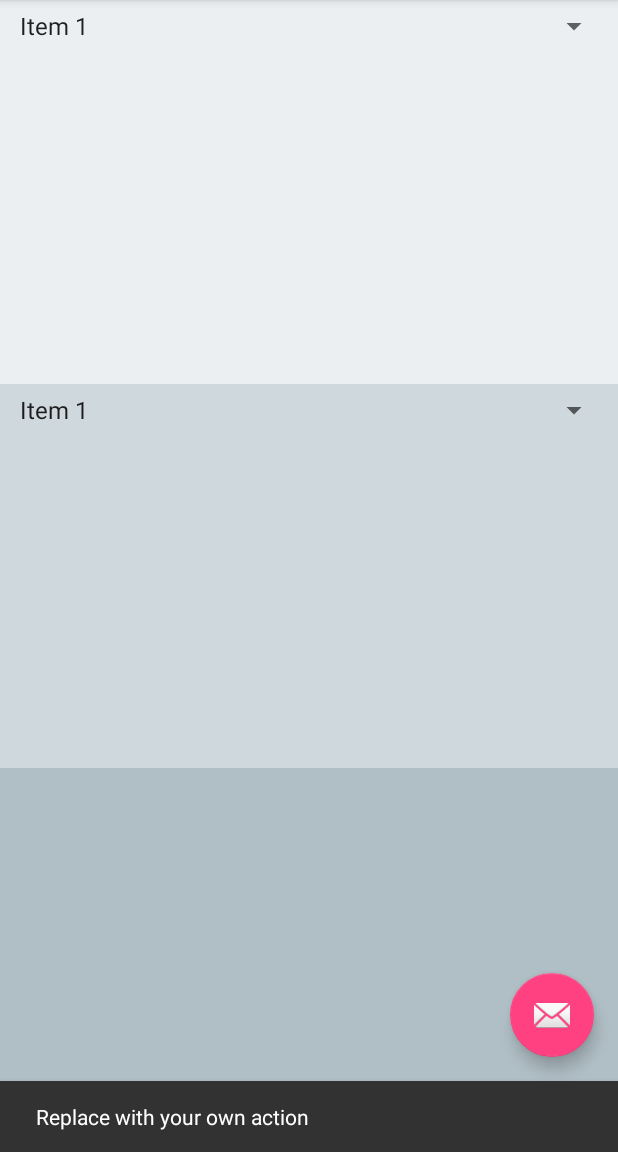
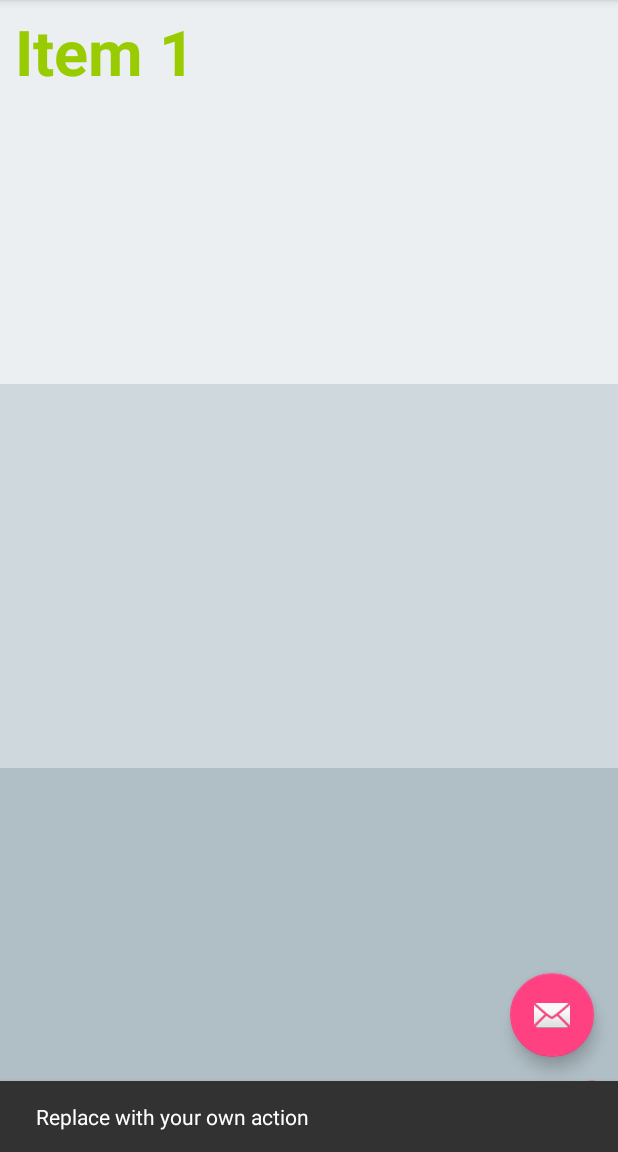
Before and after one commit to dominikkv/hQ-h17, an Android app: the screen it shows after launch (ActCompare), after a tap on an icon or button, on a phone screen of 412 x 824 dp, the part 84-1236 px from its top. Run offline under Robolectric (Android 15) with nearby library versions, the phone set to English and light mode, and no system bars; 4 statements that could not run were skipped.

Commit message:
Text View items for the main screen

```diff
--- a/Qonverter/app/src/main/res/layout/content_act_compare.xml
+++ b/Qonverter/app/src/main/res/layout/content_act_compare.xml
@@ -20,15 +20,35 @@
             android:layout_weight="1"
             android:layout_height="fill_parent"
             android:layout_width="fill_parent"
-            android:padding="5dp"
+            android:paddingTop="6dp"
+            android:paddingBottom="6dp"
+            android:paddingLeft="10dp"
+            android:paddingRight="10dp"
             android:background="@color/colorMainUpper">
 
-            <Spinner
-                android:id="@+id/spinnerUpperSelectItem"
+            <RelativeLayout
+                android:id="@+id/layoutRelativeUpper"
                 android:layout_width="fill_parent"
-                android:layout_height="wrap_content" >
+                android:layout_height="fill_parent"
+                android:layout_alignParentBottom="true" >
 
-            </Spinner>
+                <TextView
+                    android:id="@+id/txtItemUpper"
+                    android:layout_width="wrap_content"
+                    android:layout_height="wrap_content"
+                    android:layout_alignParentStart="true"
+                    android:contentDescription="@string/main_view_upper_item_content_description"
+                    android:maxLines="1"
+                    android:text="@string/main_placeholder_item_upper"
+                    android:textAlignment="textStart"
+                    android:textColor="@android:color/holo_green_light"
+                    android:textIsSelectable="false"
+                    android:textSize="42sp"
+                    android:textStyle="bold"
+                    android:visibility="visible"
+                    android:typeface="normal" />
+
+            </RelativeLayout>
 
         </LinearLayout>
 
@@ -41,12 +61,6 @@
             android:padding="5dp"
             android:background="@color/colorMainLower" >
 
-            <Spinner
-                android:id="@+id/spinnerLowerSelectItem"
-                android:layout_width="fill_parent"
-                android:layout_height="wrap_content" >
-
-            </Spinner>
 
         </LinearLayout>
 
@@ -59,6 +73,31 @@
             android:padding="5dp"
             android:background="@color/colorMainResult">
 
+            <RelativeLayout
+                android:id="@+id/layoutRelativeLower"
+                android:layout_width="fill_parent"
+                android:layout_height="fill_parent"
+                android:layout_alignParentBottom="true" >
+
+                <TextView
+                    android:id="@+id/txtItemLower"
+                    android:layout_width="wrap_content"
+                    android:layout_height="wrap_content"
+                    android:layout_alignParentEnd="true"
+                    android:layout_alignParentBottom="true"
+                    android:contentDescription="@string/main_view_lower_item_content_description"
+                    android:maxLines="1"
+                    android:text="@string/main_placeholder_item_lower"
+                    android:textAlignment="textEnd"
+                    android:textColor="@android:color/holo_red_light"
+                    android:textIsSelectable="false"
+                    android:textSize="42sp"
+                    android:textStyle="bold"
+                    android:visibility="visible"
+                    android:typeface="normal" />
+
+            </RelativeLayout>
+
         </LinearLayout>
 
     </LinearLayout>
--- a/Qonverter/app/src/main/res/values/strings.xml
+++ b/Qonverter/app/src/main/res/values/strings.xml
@@ -3,8 +3,20 @@
     <string name="action_settings">Einstellungen</string>
     <string name="action_add">Kategorie hinzufügen</string>
     <string name="action_info">Über</string>
+
     <string name="title_activity_act_choose">Energieträger wählen</string>
     <string name="title_activity_act_measure">Aufzeichnen</string>
+
+    <!-- Main View -->
+
+    <string name="main_view_upper_item_content_description">Upper Item</string>
+    <string name="main_view_lower_item_content_description">Lower Item</string>
+
+    <string name="main_placeholder_item_upper">Item 1</string>
+    <string name="main_placeholder_item_lower">Item 2</string>
+
+    <!-- Main View End -->
+
     <string name="large_text">
         "Material is the metaphor.\n\n"
 
```
